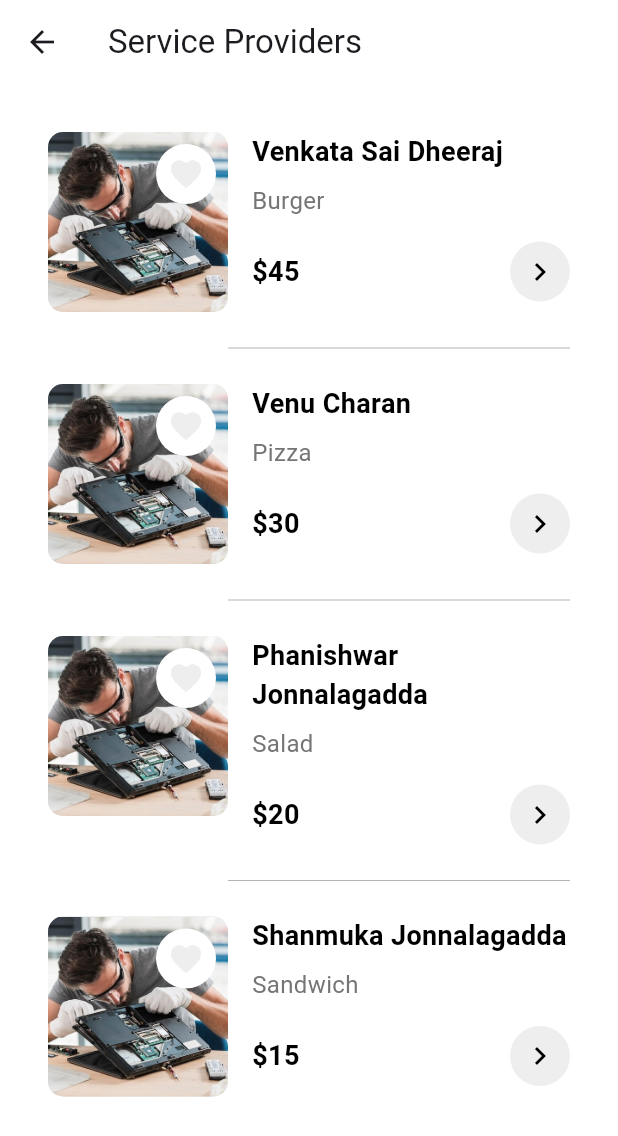
After one commit to CharanBot/OneClick, a Flutter app: the ProductListPage screen opened directly, on a phone screen of 412 x 824 dp. The commit adds this screen. Shown: the top 1136 px of the screen. Run offline on Flutter 3.47's test engine with Material 3 defaults, Android fonts, the phone set to English and light mode, and no system bars; our stand-ins replace carousel_slider, get, iconsax, intl_phone_field, scrollable_positioned_list.

Commit message:
added service prodvider cards and bottom sheet for categories

```diff
--- /dev/null
+++ b/lib/features/shop/home/widgets/service_list_page.dart
@@ -0,0 +1,252 @@
+import 'package:flutter/material.dart';
+
+class ProductListPage extends StatelessWidget {
+  const ProductListPage({Key? key}) : super(key: key);
+
+  // Sample data for products
+  static List<Product> sampleProducts = [
+    Product(
+      title: 'Venkata Sai Dheeraj',
+      category: 'Burger',
+      imageAssetPath: 'assets/icons/mostbooked/laptop_repair.jpg',
+      price: '\$45',
+    ),
+    Product(
+      title: 'Venu Charan',
+      category: 'Pizza',
+      imageAssetPath: 'assets/icons/mostbooked/laptop_repair.jpg',
+      price: '\$30',
+    ),
+    Product(
+      title: 'Phanishwar Jonnalagadda',
+      category: 'Salad',
+      imageAssetPath: 'assets/icons/mostbooked/laptop_repair.jpg',
+      price: '\$20',
+    ),
+    Product(
+      title: 'Shanmuka Jonnalagadda',
+      category: 'Sandwich',
+      imageAssetPath: 'assets/icons/mostbooked/laptop_repair.jpg',
+      price: '\$15',
+    ),
+  ];
+
+  @override
+  Widget build(BuildContext context) {
+    final Brightness brightnessValue =
+        MediaQuery.of(context).platformBrightness;
+    final bool darkMode = brightnessValue == Brightness.dark;
+
+    return Scaffold(
+      backgroundColor: darkMode ? Colors.grey[900] : Colors.white,
+      appBar: AppBar(
+        title: const Text('Service Providers'),
+        backgroundColor: darkMode ? Colors.grey[900] : Colors.white,
+      ),
+      body: Padding(
+        padding: const EdgeInsets.symmetric(horizontal: 16),
+        child: Column(
+          crossAxisAlignment: CrossAxisAlignment.start,
+          children: [
+            const SizedBox(height: 16), //space above the first card
+
+            // Products list
+            Column(
+              children: sampleProducts.map((product) {
+                return Column(
+                  children: [
+                    ProductCardWidget(
+                      product: product,
+                      darkMode: darkMode,
+                    ),
+                    if (product !=
+                        sampleProducts.last) // Added divider conditionally
+                      Divider(
+                        thickness: 0.2,
+                        color: darkMode ? Colors.white : Colors.black,
+                        indent:
+                            136, // indent to align with image width + spacing
+                        endIndent: 16,
+                      ),
+                  ],
+                );
+              }).toList(),
+            ),
+          ],
+        ),
+      ),
+    );
+  }
+}
+
+class ProductCardWidget extends StatelessWidget {
+  final Product product;
+  final bool darkMode;
+
+  const ProductCardWidget({
+    Key? key,
+    required this.product,
+    required this.darkMode,
+  }) : super(key: key);
+
+  @override
+  Widget build(BuildContext context) {
+    Color cardColor = darkMode ? Colors.grey[900]! : Colors.white;
+    Color textColor = darkMode ? Colors.white : Colors.black;
+
+    return Container(
+      width: double.infinity,
+      padding: const EdgeInsets.all(16),
+      decoration: BoxDecoration(
+        borderRadius: BorderRadius.circular(15),
+        color: cardColor,
+      ),
+      child: Row(
+        crossAxisAlignment: CrossAxisAlignment.start,
+        children: [
+          // Thumbnail Image with Favorite Icon
+          Stack(
+            children: [
+              Container(
+                height: 120,
+                width: 120,
+                decoration: BoxDecoration(
+                  borderRadius: BorderRadius.circular(10),
+                  color: darkMode ? Colors.grey[800] : Colors.grey[300],
+                ),
+                child: ClipRRect(
+                  borderRadius: BorderRadius.circular(10),
+                  child: Image.asset(
+                    product.imageAssetPath,
+                    fit: BoxFit.cover,
+                  ),
+                ),
+              ),
+              Positioned(
+                top: 8,
+                right: 8,
+                child: FavoriteIcon(
+                  darkMode: darkMode,
+                ),
+              ),
+            ],
+          ),
+          const SizedBox(width: 16),
+          Expanded(
+            child: Column(
+              crossAxisAlignment: CrossAxisAlignment.start,
+              children: [
+                Text(
+                  product.title,
+                  style: TextStyle(
+                    fontSize: 18,
+                    fontWeight: FontWeight.bold,
+                    color: textColor,
+                  ),
+                ),
+                const SizedBox(height: 8),
+                Text(
+                  product.category,
+                  style: TextStyle(
+                    fontSize: 16,
+                    color: Colors.grey[600],
+                  ),
+                ),
+                const SizedBox(height: 16),
+                Row(
+                  mainAxisAlignment: MainAxisAlignment.spaceBetween,
+                  children: [
+                    // Pricing
+                    Text(
+                      product.price,
+                      style: TextStyle(
+                        fontSize: 18,
+                        fontWeight: FontWeight.bold,
+                        color: textColor,
+                      ),
+                    ),
+                    // next button icon
+                    Container(
+                      width: 40,
+                      height: 40,
+                      decoration: BoxDecoration(
+                        shape: BoxShape.circle,
+                        color: darkMode ? Colors.grey[800] : Colors.grey[200],
+                      ),
+                      child: IconButton(
+                        icon: const Icon(Icons.chevron_right),
+                        onPressed: () {},
+                        color: textColor,
+                      ),
+                    ),
+                  ],
+                ),
+              ],
+            ),
+          ),
+        ],
+      ),
+    );
+  }
+}
+
+class FavoriteIcon extends StatefulWidget {
+  final bool darkMode;
+
+  const FavoriteIcon({
+    Key? key,
+    required this.darkMode,
+  }) : super(key: key);
+
+  @override
+  _FavoriteIconState createState() => _FavoriteIconState();
+}
+
+class _FavoriteIconState extends State<FavoriteIcon> {
+  bool isFavorite = false;
+
+  @override
+  Widget build(BuildContext context) {
+    Color? iconColor = isFavorite
+        ? Colors.red
+        : (widget.darkMode ? Colors.grey[800] : Colors.grey[200]);
+
+    return GestureDetector(
+      onTap: () {
+        setState(() {
+          isFavorite = !isFavorite;
+        });
+      },
+      child: Container(
+        width: 40,
+        height: 40,
+        padding: const EdgeInsets.all(8),
+        decoration: BoxDecoration(
+          shape: BoxShape.circle,
+          color: widget.darkMode ? Colors.black : Colors.white,
+        ),
+        child: Center(
+          child: Icon(
+            Icons.favorite,
+            size: 24,
+            color: iconColor, // Use iconColor to dynamically set the icon color
+          ),
+        ),
+      ),
+    );
+  }
+}
+
+class Product {
+  final String title;
+  final String category;
+  final String imageAssetPath;
+  final String price;
+
+  Product({
+    required this.title,
+    required this.category,
+    required this.imageAssetPath,
+    required this.price,
+  });
+}
```
Also changed, not shown: lib/features/authentication/sign_In/create_acc/select_user_type.dart (+4 -4 lines), lib/features/authentication/sign_In/onboard_login/onboard_login.dart (+26 -23 lines), lib/features/shop/home/widgets/categories.dart (+75 -43 lines), lib/features/shop/home/widgets/category_bottom_sheet.dart (added, +84 -0 lines), assets/images/OnBoarding/individual.gif (added), assets/images/OnBoarding/onboard_1.gif (added), assets/images/OnBoarding/onboard_2.gif (added), assets/images/OnBoarding/onboard_3.gif (added), assets/images/OnBoarding/service_provider.gif (added).
